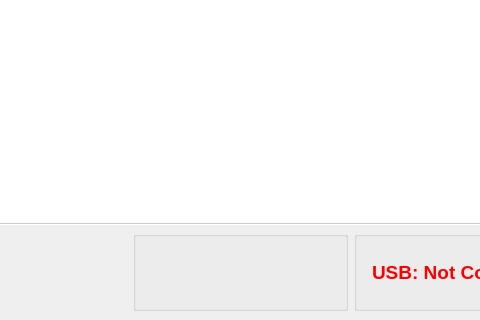
The window that QtDesigner/MainWindow.ui (dhahaj/EAX-Python-Interface) describes before a commit, drawn with Qt 5; both pictures show x 98 to 578 and y 469 to 789 of the 900 by 789 pixel window.
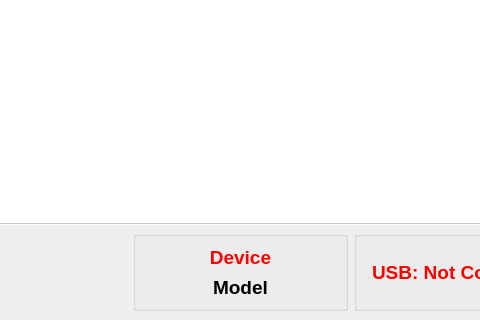
The same window after the commit. Icons and pictures are not drawn.

What changed in the file:
```diff
--- a/QtDesigner/MainWindow.ui
+++ b/QtDesigner/MainWindow.ui
@@ -166,7 +166,7 @@
         <property name="title">
          <string/>
         </property>
-        <layout class="QHBoxLayout" name="horizontalLayout_2">
+        <layout class="QVBoxLayout" name="verticalLayout_2">
          <item>
           <widget class="QLabel" name="device_label">
            <property name="minimumSize">
@@ -193,7 +193,43 @@
             <enum>QFrame::Sunken</enum>
            </property>
            <property name="text">
-            <string/>
+            <string>Device</string>
+           </property>
+           <property name="textFormat">
+            <enum>Qt::RichText</enum>
+           </property>
+           <property name="alignment">
+            <set>Qt::AlignCenter</set>
+           </property>
+          </widget>
+         </item>
+         <item>
+          <widget class="QLabel" name="model_label">
+           <property name="minimumSize">
+            <size>
+             <width>0</width>
+             <height>0</height>
+            </size>
+           </property>
+           <property name="font">
+            <font>
+             <pointsize>14</pointsize>
+             <bold>true</bold>
+            </font>
+           </property>
+           <property name="styleSheet">
+            <string notr="true">color: rgb(0, 0, 0);
+/*image: url(:/resources/icons/images/detex_dark.png);*/
+font-weight: bold;</string>
+           </property>
+           <property name="frameShape">
+            <enum>QFrame::NoFrame</enum>
+           </property>
+           <property name="frameShadow">
+            <enum>QFrame::Sunken</enum>
+           </property>
+           <property name="text">
+            <string>Model</string>
            </property>
            <property name="textFormat">
             <enum>Qt::RichText</enum>
```
Left out of the diff: 99 changed lines with no effect on the pictures.
